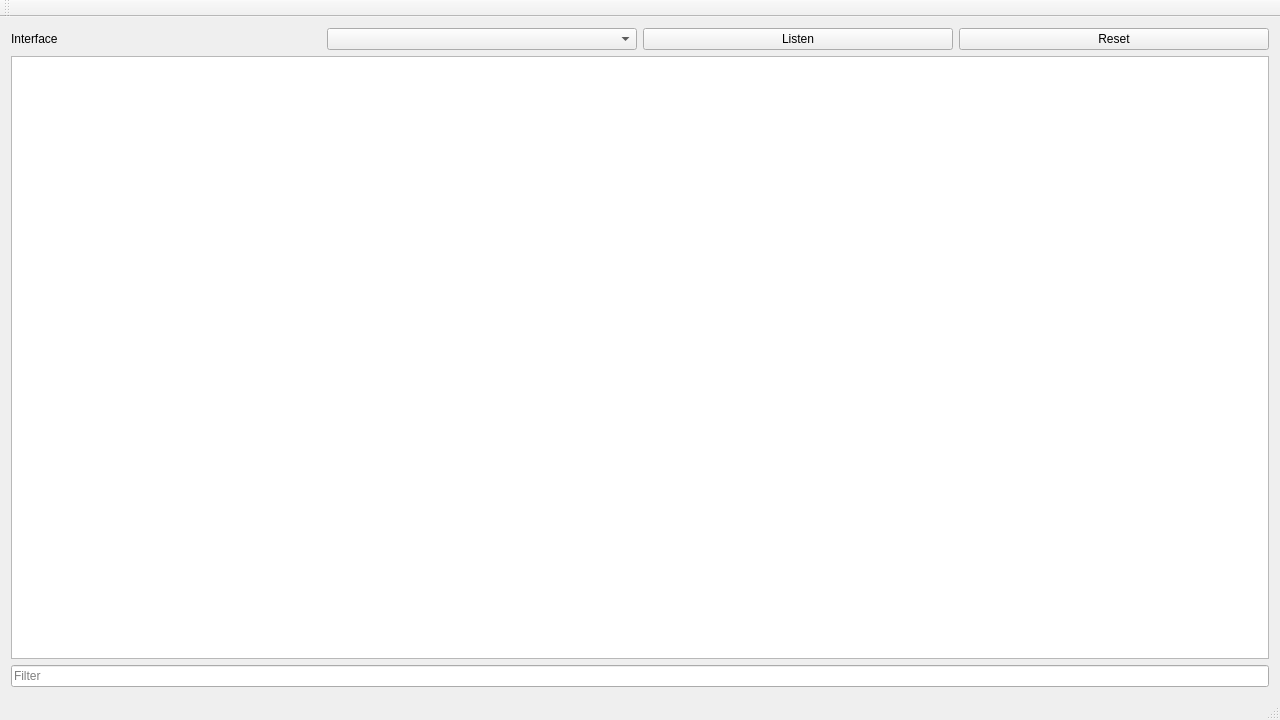
Old version of the form mainwindow.ui in the repository thisisfalcon/SRC_Sniff.
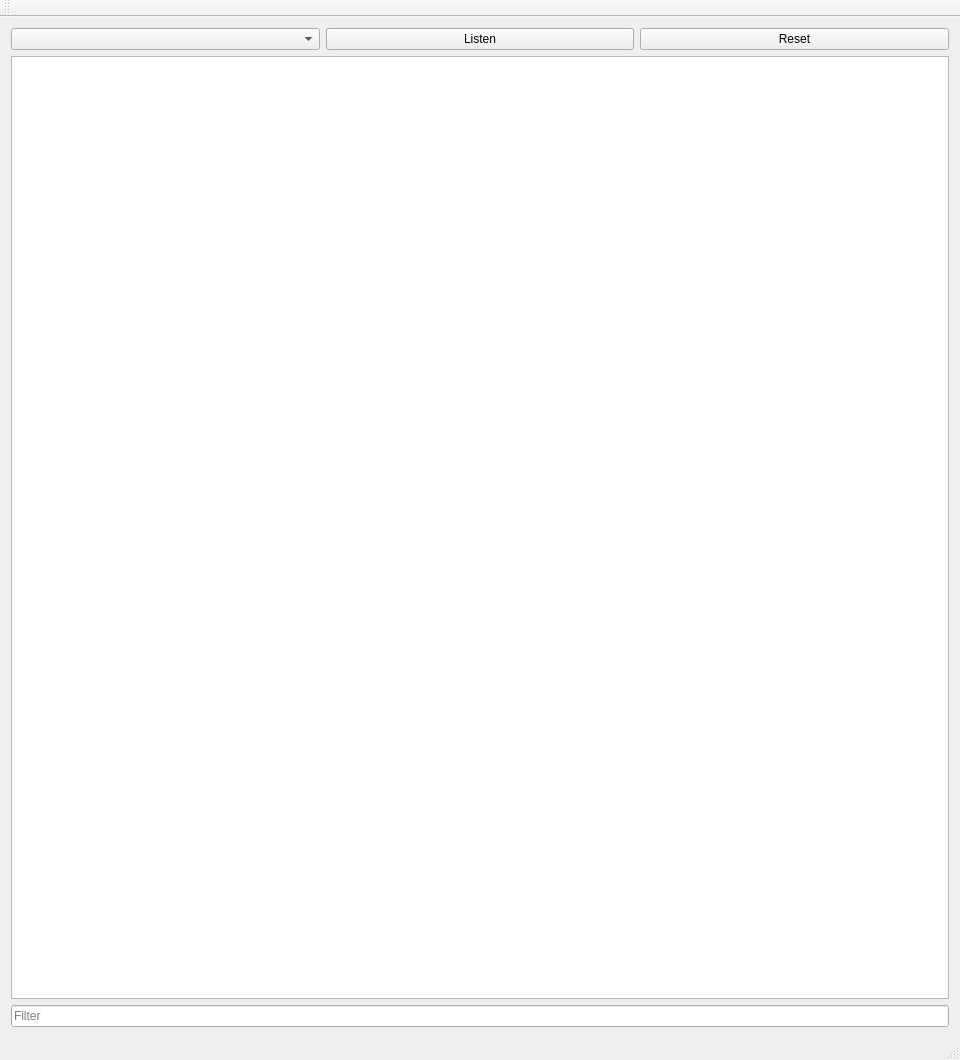
New version of the form.

Diff of the .ui file:
```diff
--- a/mainwindow.ui
+++ b/mainwindow.ui
@@ -6,8 +6,8 @@
    <rect>
     <x>0</x>
     <y>0</y>
-    <width>1280</width>
-    <height>720</height>
+    <width>960</width>
+    <height>1060</height>
    </rect>
   </property>
   <property name="windowTitle">
@@ -19,13 +19,6 @@
      <layout class="QVBoxLayout" name="verticalLayout">
       <item>
        <layout class="QHBoxLayout" name="horizontalLayout">
-        <item>
-         <widget class="QLabel" name="label">
-          <property name="text">
-           <string>Interface</string>
-          </property>
-         </widget>
-        </item>
         <item>
          <widget class="QComboBox" name="comboBox"/>
         </item>
```
Left out of the diff: 4 changed lines with no effect on the pictures.
